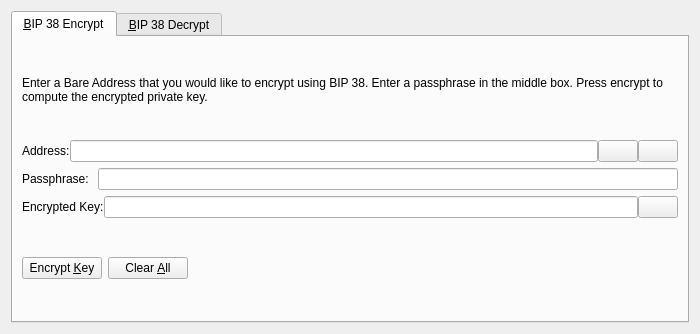
This is src/qt/forms/bip38tooldialog.ui in BareCrypto/bare-core as Qt 5 draws it before an edit. The edited form follows.
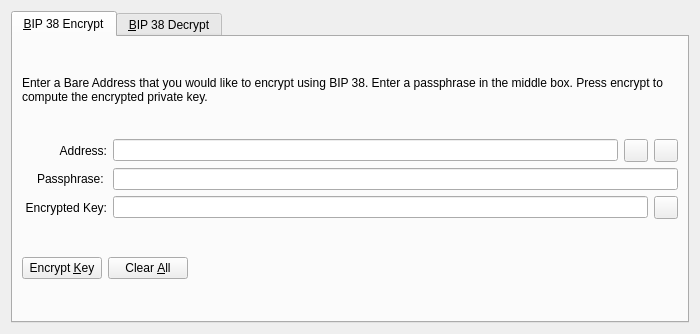
This is the edited form. The open tabs and pages were chosen to show the change. Icons and pictures are not drawn. Custom widgets are drawn as their Qt base class.

Commit message:
Inital push of candidate 2.0.0
Update Bare Core

What changed in the file:
```diff
--- a/src/qt/forms/bip38tooldialog.ui
+++ b/src/qt/forms/bip38tooldialog.ui
@@ -42,11 +42,17 @@
        </item>
        <item>
         <layout class="QHBoxLayout" name="horizontalLayout_1_ENC">
-         <property name="spacing">
-          <number>0</number>
-         </property>
          <item>
           <widget class="QLabel" name="label_5">
+           <property name="alignment">
+            <set>Qt::AlignRight|Qt::AlignTrailing|Qt::AlignVCenter</set>
+           </property>
+           <property name="minimumSize">
+            <size>
+             <width>85</width>
+             <height>0</height>
+            </size>
+           </property>
            <property name="text">
             <string>Address:</string>
            </property>
@@ -60,7 +66,7 @@
           </widget>
          </item>
          <item>
-          <widget class="QPushButton" name="addressBookButton_ENC">
+          <widget class="QToolButton" name="addressBookButton_ENC">
            <property name="toolTip">
             <string>Choose previously used address</string>
            </property>
@@ -74,13 +80,10 @@
            <property name="shortcut">
             <string>Alt+A</string>
            </property>
-           <property name="autoDefault">
-            <bool>false</bool>
-           </property>
           </widget>
          </item>
          <item>
-          <widget class="QPushButton" name="pasteButton_ENC">
+          <widget class="QToolButton" name="pasteButton_ENC">
            <property name="toolTip">
             <string>Paste address from clipboard</string>
            </property>
@@ -94,9 +97,6 @@
            <property name="shortcut">
             <string>Alt+P</string>
            </property>
-           <property name="autoDefault">
-            <bool>false</bool>
-           </property>
           </widget>
          </item>
         </layout>
@@ -105,6 +105,15 @@
         <layout class="QHBoxLayout" name="horizontalLayout_5">
          <item>
           <widget class="QLabel" name="label_6">
+           <property name="alignment">
+            <set>Qt::AlignRight|Qt::AlignTrailing|Qt::AlignVCenter</set>
+           </property>
+           <property name="minimumSize">
+            <size>
+             <width>85</width>
+             <height>0</height>
+            </size>
+           </property>
            <property name="text">
             <string>Passphrase: </string>
            </property>
@@ -121,11 +130,17 @@
        </item>
        <item>
         <layout class="QHBoxLayout" name="horizontalLayout_2_ENC">
-         <property name="spacing">
-          <number>0</number>
-         </property>
          <item>
           <widget class="QLabel" name="encryptedKeyLabel_ENC">
+           <property name="alignment">
+            <set>Qt::AlignRight|Qt::AlignTrailing|Qt::AlignVCenter</set>
+           </property>
+           <property name="minimumSize">
+            <size>
+             <width>85</width>
+             <height>0</height>
+            </size>
+           </property>
            <property name="text">
             <string>Encrypted Key:</string>
            </property>
@@ -147,7 +162,7 @@
           </widget>
          </item>
          <item>
-          <widget class="QPushButton" name="copyKeyButton_ENC">
+          <widget class="QToolButton" name="copyKeyButton_ENC">
            <property name="toolTip">
             <string>Copy the current signature to the system clipboard</string>
            </property>
@@ -158,9 +173,6 @@
             <iconset resource="../bare.qrc">
              <normaloff>:/icons/editcopy</normaloff>:/icons/editcopy</iconset>
            </property>
-           <property name="autoDefault">
-            <bool>false</bool>
-           </property>
           </widget>
          </item>
         </layout>
```
Left out of the diff: 48 changed lines with no effect on the pictures. The commit also changes 1029 other files.
